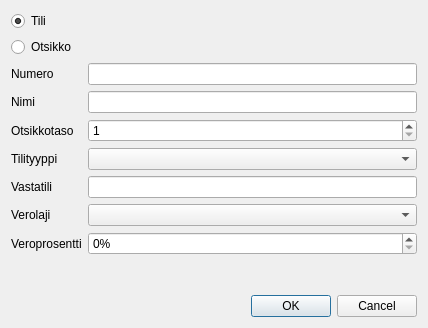
This is kitupiikki/maaritys/tilinmuokkaus.ui in artoh/kitupiikki as Qt 5 draws it before an edit. The edited form follows.
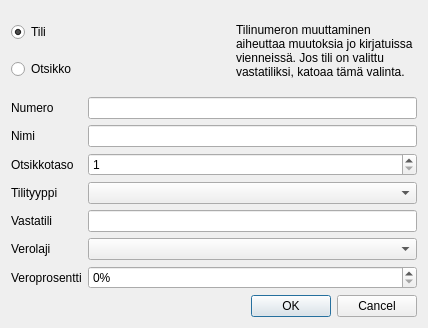
This is the edited form. Icons and pictures are not drawn. Custom widgets are drawn as their Qt base class.

```diff
--- a/kitupiikki/maaritys/tilinmuokkaus.ui
+++ b/kitupiikki/maaritys/tilinmuokkaus.ui
@@ -13,6 +13,10 @@
   <property name="windowTitle">
    <string>Tilin muokkaus</string>
   </property>
+  <layout class="QVBoxLayout" name="verticalLayout_2">
+   <item>
+    <layout class="QHBoxLayout" name="horizontalLayout">
+     <item>
   <layout class="QVBoxLayout" name="verticalLayout">
    <item>
     <widget class="QRadioButton" name="tiliRadio">
@@ -31,6 +35,36 @@
      </property>
     </widget>
    </item>
+      </layout>
+     </item>
+     <item>
+      <widget class="QLabel" name="varoitusKuva">
+       <property name="maximumSize">
+        <size>
+         <width>32</width>
+         <height>32</height>
+        </size>
+       </property>
+       <property name="text">
+        <string/>
+       </property>
+       <property name="pixmap">
+        <pixmap resource="../pic/pic.qrc">:/pic/varoitus.png</pixmap>
+       </property>
+      </widget>
+     </item>
+     <item>
+      <widget class="QLabel" name="varoitusLabel">
+       <property name="text">
+        <string>&lt;html&gt;&lt;head/&gt;&lt;body&gt;&lt;p&gt;Tilinumeron muuttaminen aiheuttaa muutoksia jo kirjatuissa vienneissä. Jos tili on valittu vastatiliksi, katoaa tämä valinta. &lt;/p&gt;&lt;/body&gt;&lt;/html&gt;</string>
+       </property>
+       <property name="wordWrap">
+        <bool>true</bool>
+       </property>
+      </widget>
+     </item>
+    </layout>
+   </item>
    <item>
     <layout class="QFormLayout" name="formLayout">
      <item row="0" column="0">
```
Left out of the diff: 4 changed lines with no effect on the pictures. Lines whose indentation alone changed are shown as unchanged.
